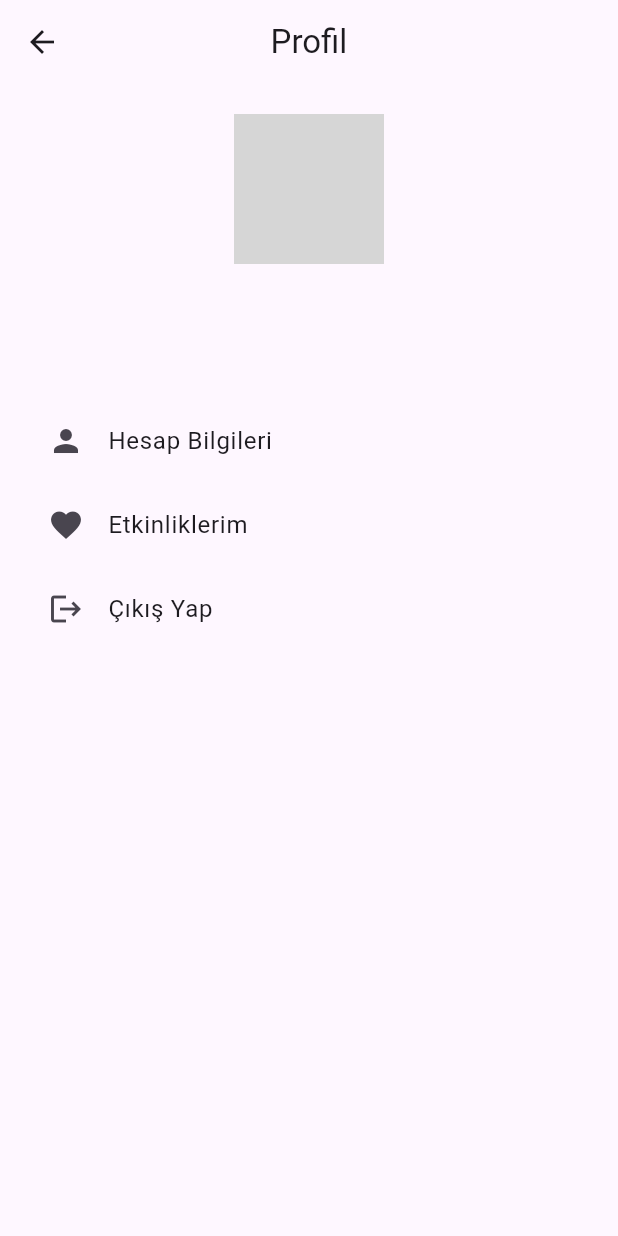
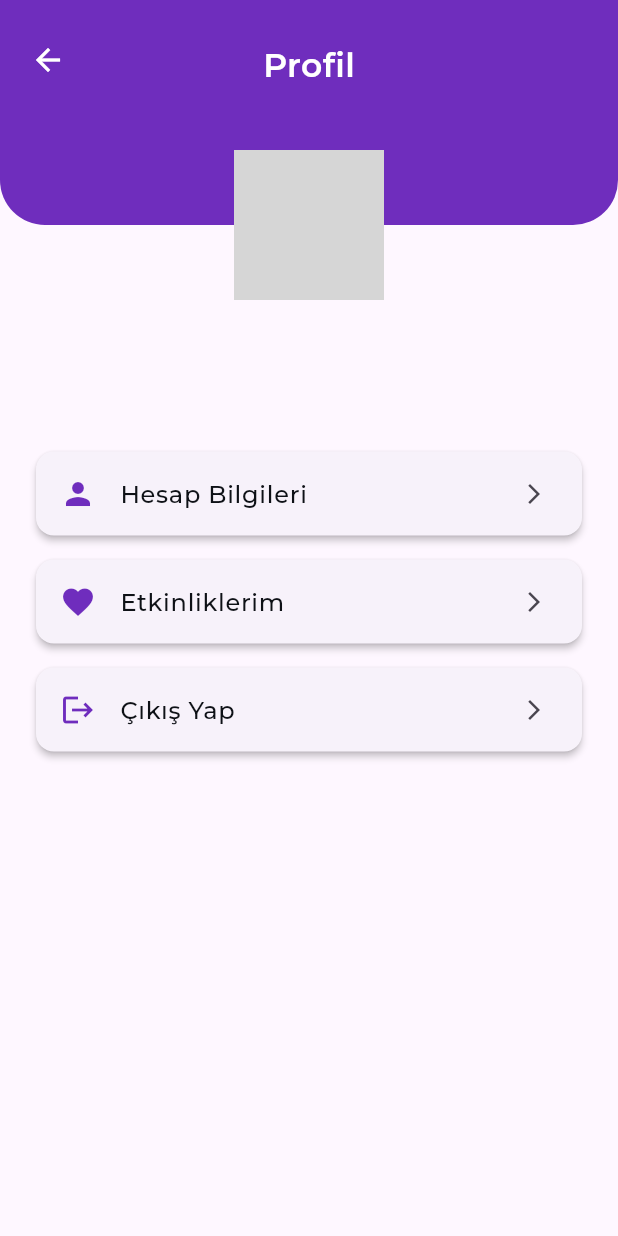
Before and after one commit to ced3j/JoinUp-app, a Flutter app: the ProfilePage screen opened directly, on a phone screen of 412 x 824 dp. Run offline on Flutter 3.47's test engine with Material 3 defaults, Android fonts, the phone set to English and light mode, and no system bars; our stand-ins replace cached_network_image, cloud_firestore, firebase_auth, firebase_core, firebase_storage, geocoding and 5 more; accounts and stored records are empty; grey boxes are pictures that could not be loaded.

Commit message:
profile screen and account information screen designs are synchronized

```diff
--- a/join_up/lib/profile_screen.dart
+++ b/join_up/lib/profile_screen.dart
@@ -1,10 +1,16 @@
 import 'package:flutter/material.dart';
 import 'package:cloud_firestore/cloud_firestore.dart';
 import 'package:firebase_auth/firebase_auth.dart';
+import 'package:google_fonts/google_fonts.dart';
 import 'package:join_up/account_screen.dart';
 import 'package:join_up/login_screen.dart';
 import 'package:join_up/my_events_screen.dart';
 import 'package:shared_preferences/shared_preferences.dart';
+
+const Color primaryColor = Color(0xFF6F2DBD);
+const Color accentColor = Color(0xFFFFD600);
+const Color backgroundFieldColor = Color(0xFFFEF7FF);
+const Color labelTextColor = Color(0xFF0E1116);
 
 class ProfilePage extends StatelessWidget {
   const ProfilePage({super.key});
@@ -21,8 +27,9 @@ class ProfilePage extends StatelessWidget {
   @override
   Widget build(BuildContext context) {
     return Scaffold(
-      appBar: AppBar(title: const Text("Profil"), centerTitle: true),
-      body: FutureBuilder<Map<String, dynamic>?>(
+      backgroundColor: backgroundFieldColor,
+      body: SafeArea(
+        child: FutureBuilder<Map<String, dynamic>?>(
           future: _getUserData(),
           builder: (context, snapshot) {
             if (snapshot.connectionState == ConnectionState.waiting) {
@@ -30,81 +37,130 @@ class ProfilePage extends StatelessWidget {
             }
 
             if (!snapshot.hasData || snapshot.data == null) {
-            return const Center(child: Text("Kullanıcı bilgileri bulunamadı"));
+              return const Center(
+                child: Text("Kullanıcı bilgileri bulunamadı"),
+              );
             }
 
             final userData = snapshot.data!;
             final fullName = userData["fullName"] ?? "Ad Soyad";
             final email = userData["email"] ?? "email@example.com";
 
-          return Padding(
-            padding: const EdgeInsets.symmetric(
-              vertical: 20.0,
-              horizontal: 16.0,
+            return Column(
+              children: [
+                // Üst mor başlık ve geri tuşu
+                Stack(
+                  clipBehavior: Clip.none,
+                  children: [
+                    Container(
+                      height: 150,
+                      width: double.infinity,
+                      decoration: const BoxDecoration(
+                        color: primaryColor,
+                        borderRadius: BorderRadius.only(
+                          bottomLeft: Radius.circular(30),
+                          bottomRight: Radius.circular(30),
                         ),
-            child: Column(
+                      ),
+                      child: Stack(
                         children: [
-                const CircleAvatar(
+                          Align(
+                            alignment: Alignment.center,
+                            child: Padding(
+                              padding: const EdgeInsets.only(bottom: 65),
+                              child: Text(
+                                "Profil",
+                                style: GoogleFonts.montserrat(
+                                  color: Colors.white,
+                                  fontSize: 22,
+                                  fontWeight: FontWeight.w600,
+                                ),
+                              ),
+                            ),
+                          ),
+                          const Positioned(
+                            top: 16,
+                            left: 8,
+                            child: BackButton(color: Colors.white),
+                          ),
+                        ],
+                      ),
+                    ),
+                    Positioned(
+                      bottom: -50,
+                      left: MediaQuery.of(context).size.width / 2 - 50,
+                      child: CircleAvatar(
                         radius: 50,
-                  backgroundImage: AssetImage("assets/profile.jpg"),
+                        backgroundColor: Colors.grey[200],
+                        backgroundImage: const AssetImage('assets/profile.jpg'),
                       ),
-                const SizedBox(height: 16),
+                    ),
+                  ],
+                ),
+
+                const SizedBox(height: 70),
+
                 Text(
                   fullName,
-                  style: const TextStyle(
+                  style: GoogleFonts.montserrat(
                     fontSize: 20,
                     fontWeight: FontWeight.bold,
+                    color: labelTextColor,
                   ),
                 ),
-                Text(email, style: const TextStyle(color: Colors.grey)),
+                Text(
+                  email,
+                  style: GoogleFonts.montserrat(
+                    fontSize: 14,
+                    color: Colors.grey[600],
+                  ),
+                ),
                 const SizedBox(height: 24),
+
                 Expanded(
                   child: ListView(
+                    padding: const EdgeInsets.symmetric(horizontal: 24),
                     children: [
-                      ListTile(
-                        leading: const Icon(Icons.person),
-                        title: const Text("Hesap Bilgileri"),
-                        onTap: () {
-                          Navigator.push(
+                      _buildProfileTile(
+                        icon: Icons.person,
+                        title: "Hesap Bilgileri",
+                        onTap:
+                            () => Navigator.push(
                               context,
                               MaterialPageRoute(
-                              builder: (context) => AccountScreen(),
+                                builder: (_) => AccountScreen(),
                               ),
-                          );
-                        },
                             ),
-                      ListTile(
-                        leading: const Icon(Icons.favorite),
-                        title: const Text("Etkinliklerim"),
-                        onTap: () {
-                          Navigator.push(
+                      ),
+                      _buildProfileTile(
+                        icon: Icons.favorite,
+                        title: "Etkinliklerim",
+                        onTap:
+                            () => Navigator.push(
                               context,
                               MaterialPageRoute(
                                 builder:
-                                  (context) => MyEventsPage(
+                                    (_) => MyEventsPage(
                                       userId:
-                                        FirebaseAuth.instance.currentUser!.uid,
+                                          FirebaseAuth
+                                              .instance
+                                              .currentUser!
+                                              .uid,
                                     ),
                               ),
-                          );
-                        },
                             ),
-                      ListTile(
-                        leading: const Icon(Icons.logout),
-                        title: const Text("Çıkış Yap"),
+                      ),
+                      _buildProfileTile(
+                        icon: Icons.logout,
+                        title: "Çıkış Yap",
                         onTap: () async {
                           await FirebaseAuth.instance.signOut();
-
                           final prefs = await SharedPreferences.getInstance();
-                          await prefs.setBool(
-                            'keepLoggedIn',
-                            false,
-                          ); // Burada değeri false yapıyoruz.
-
+                          await prefs.setBool('keepLoggedIn', false);
                           Navigator.pushAndRemoveUntil(
                             context,
                             MaterialPageRoute(
-                              builder: (context) => const LoginPage(),
+                              builder: (_) => const LoginPage(),
                             ),
                             (route) => false,
                           );
@@ -114,9 +170,33 @@ class ProfilePage extends StatelessWidget {
                   ),
                 ),
               ],
+            );
+          },
+        ),
       ),
     );
-        },
+  }
+
+  Widget _buildProfileTile({
+    required IconData icon,
+    required String title,
+    required VoidCallback onTap,
+  }) {
+    return Card(
+      elevation: 2,
+      margin: const EdgeInsets.symmetric(vertical: 8),
+      shape: RoundedRectangleBorder(borderRadius: BorderRadius.circular(12)),
+      child: ListTile(
+        leading: Icon(icon, color: primaryColor),
+        title: Text(
+          title,
+          style: GoogleFonts.montserrat(
+            fontWeight: FontWeight.w500,
+            color: labelTextColor,
+          ),
+        ),
+        trailing: const Icon(Icons.arrow_forward_ios, size: 16),
+        onTap: onTap,
       ),
     );
   }
```
Lines whose indentation alone changed are shown as unchanged.
